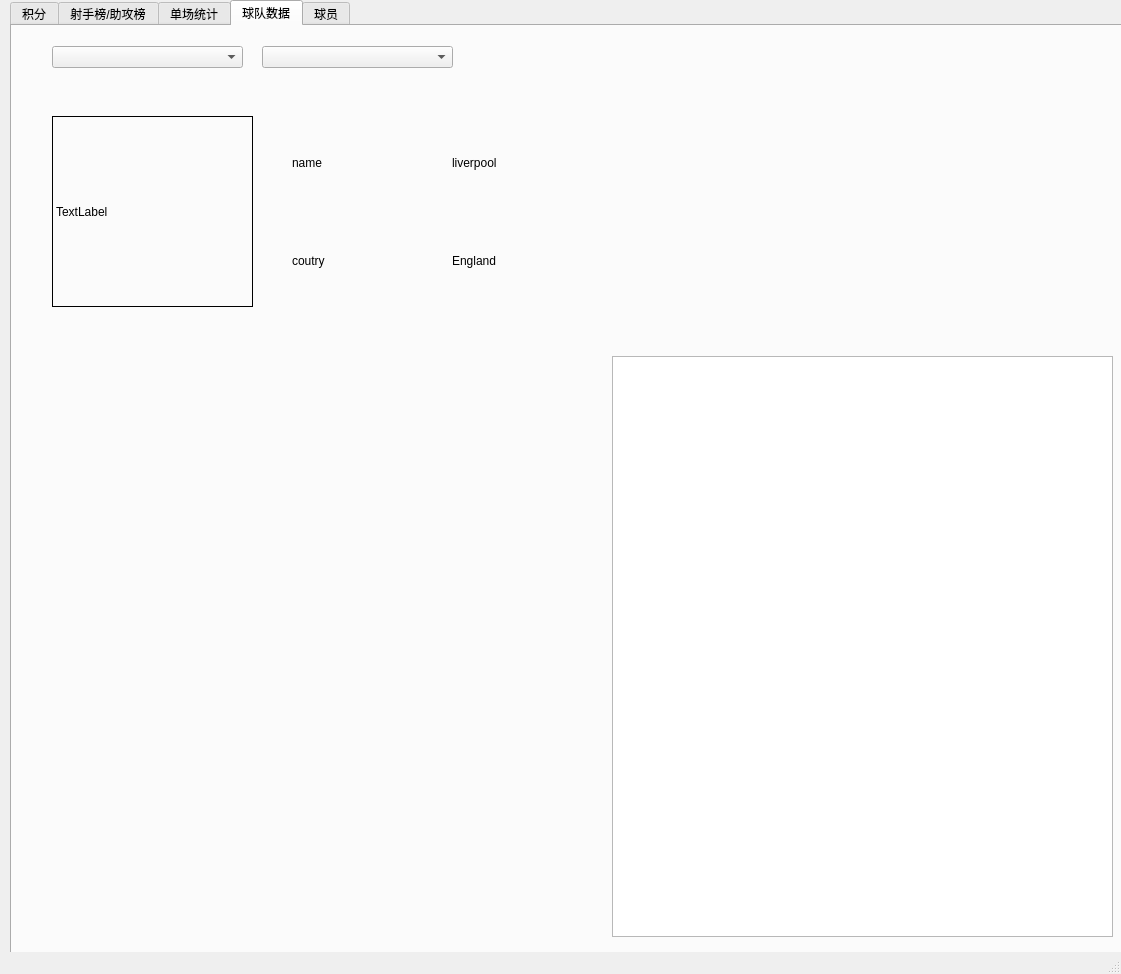
Before: the Qt Designer form Project/mainUI.ui in FontaineGuo/Tiki-Taka-Visual, drawn with Qt 5.
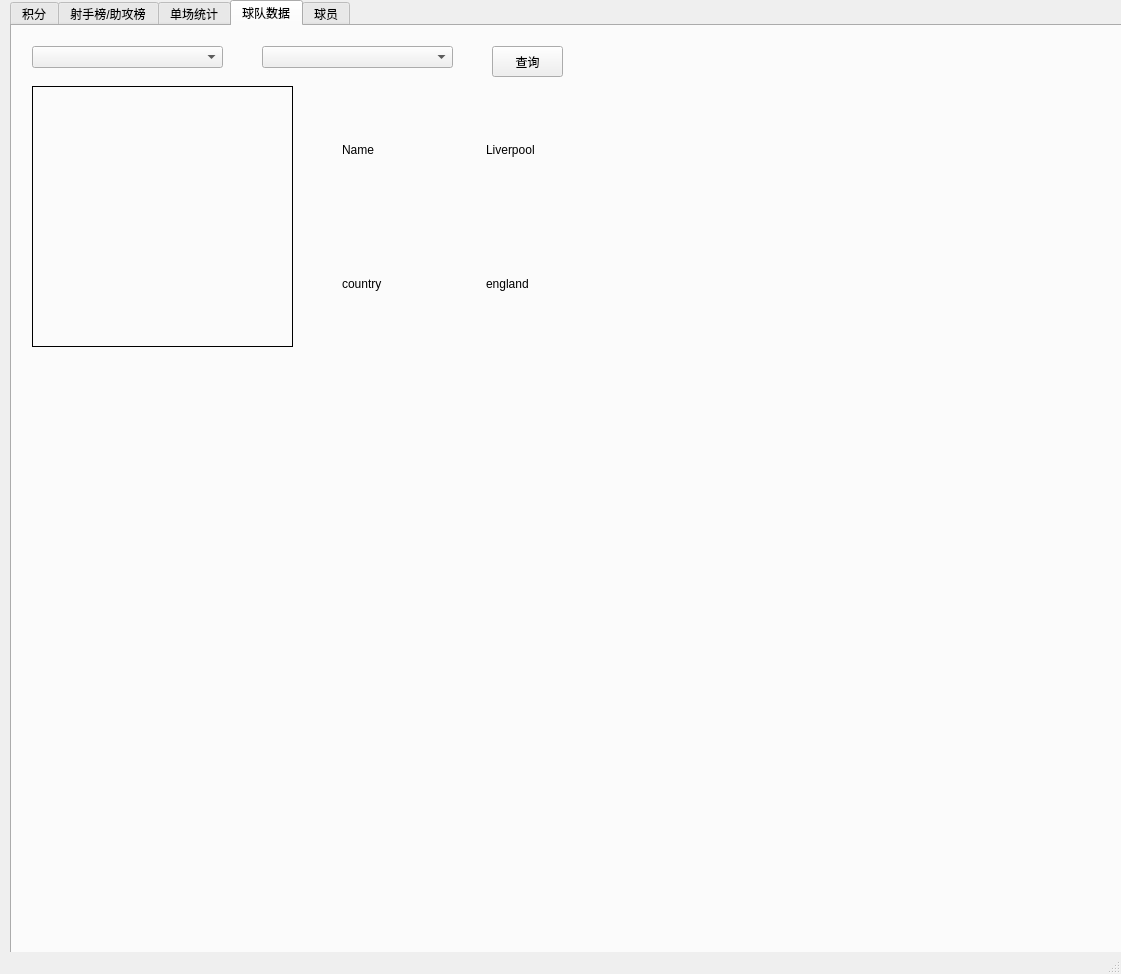
After: the same form once the commit is applied. The open tabs and pages were chosen to show the change. Icons and pictures are not drawn.

```diff
--- a/Project/mainUI.ui
+++ b/Project/mainUI.ui
@@ -285,7 +285,7 @@
      <widget class="QComboBox" name="comboBox_4">
       <property name="geometry">
        <rect>
-        <x>40</x>
+        <x>20</x>
         <y>20</y>
         <width>191</width>
         <height>22</height>
@@ -305,78 +305,29 @@
      <widget class="QLabel" name="label_7">
       <property name="geometry">
        <rect>
-        <x>40</x>
-        <y>90</y>
-        <width>201</width>
-        <height>191</height>
+        <x>20</x>
+        <y>60</y>
+        <width>261</width>
+        <height>261</height>
        </rect>
       </property>
       <property name="frameShape">
        <enum>QFrame::Panel</enum>
       </property>
       <property name="text">
-       <string>TextLabel</string>
+       <string/>
       </property>
-     </widget>
-     <widget class="QWidget" name="verticalLayoutWidget_5">
-      <property name="geometry">
-       <rect>
-        <x>280</x>
-        <y>90</y>
-        <width>121</width>
-        <height>191</height>
-       </rect>
+      <property name="pixmap">
+       <pixmap>../DataSets/FootballIcon/British-Football-Clubs-PNG/PNG/Liverpool FC.png</pixmap>
       </property>
-      <layout class="QVBoxLayout" name="verticalLayout_3">
-       <item>
-        <widget class="QLabel" name="label_8">
-         <property name="text">
-          <string>name</string>
-         </property>
-        </widget>
-       </item>
-       <item>
-        <widget class="QLabel" name="label_9">
-         <property name="text">
-          <string>coutry</string>
-         </property>
-        </widget>
-       </item>
-      </layout>
-     </widget>
-     <widget class="QWidget" name="verticalLayoutWidget_6">
-      <property name="geometry">
-       <rect>
-        <x>440</x>
-        <y>90</y>
-        <width>121</width>
-        <height>191</height>
-       </rect>
-      </property>
-      <layout class="QVBoxLayout" name="verticalLayout_4">
-       <item>
-        <widget class="QLabel" name="label_10">
-         <property name="text">
-          <string>liverpool</string>
-         </property>
-        </widget>
-       </item>
-       <item>
-        <widget class="QLabel" name="label_11">
-         <property name="text">
-          <string>England</string>
-         </property>
-        </widget>
-       </item>
-      </layout>
      </widget>
      <widget class="QWidget" name="verticalLayoutWidget_7">
       <property name="geometry">
        <rect>
-        <x>40</x>
+        <x>20</x>
         <y>330</y>
-        <width>521</width>
-        <height>281</height>
+        <width>1051</width>
+        <height>601</height>
        </rect>
       </property>
       <layout class="QVBoxLayout" name="verticalLayout_5">
@@ -388,27 +339,55 @@
      <widget class="QWidget" name="verticalLayoutWidget_8">
       <property name="geometry">
        <rect>
-        <x>40</x>
-        <y>630</y>
-        <width>521</width>
-        <height>281</height>
+        <x>330</x>
+        <y>60</y>
+        <width>281</width>
+        <height>261</height>
        </rect>
       </property>
-      <layout class="QVBoxLayout" name="verticalLayout_6">
-       <item>
-        <widget class="QWidget" name="widget_3" native="true"/>
+      <layout class="QGridLayout" name="gridLayout">
+       <item row="1" column="0">
+        <widget class="QLabel" name="label_9">
+         <property name="text">
+          <string>country</string>
+         </property>
+        </widget>
+       </item>
+       <item row="1" column="1">
+        <widget class="QLabel" name="label_10">
+         <property name="text">
+          <string>england</string>
+         </property>
+        </widget>
+       </item>
+       <item row="0" column="1">
+        <widget class="QLabel" name="label_11">
+         <property name="text">
+          <string>Liverpool</string>
+         </property>
+        </widget>
+       </item>
+       <item row="0" column="0">
+        <widget class="QLabel" name="label_8">
+         <property name="text">
+          <string>Name</string>
+         </property>
+        </widget>
        </item>
       </layout>
      </widget>
-     <widget class="QTextBrowser" name="textBrowser">
+     <widget class="QPushButton" name="team_checkBtn">
       <property name="geometry">
        <rect>
-        <x>600</x>
-        <y>330</y>
-        <width>501</width>
-        <height>581</height>
+        <x>480</x>
+        <y>20</y>
+        <width>71</width>
+        <height>31</height>
        </rect>
       </property>
+      <property name="text">
+       <string>查询</string>
+      </property>
      </widget>
     </widget>
     <widget class="QWidget" name="tab_5">
```
Left out of the diff: 32 changed lines with no effect on the pictures.
